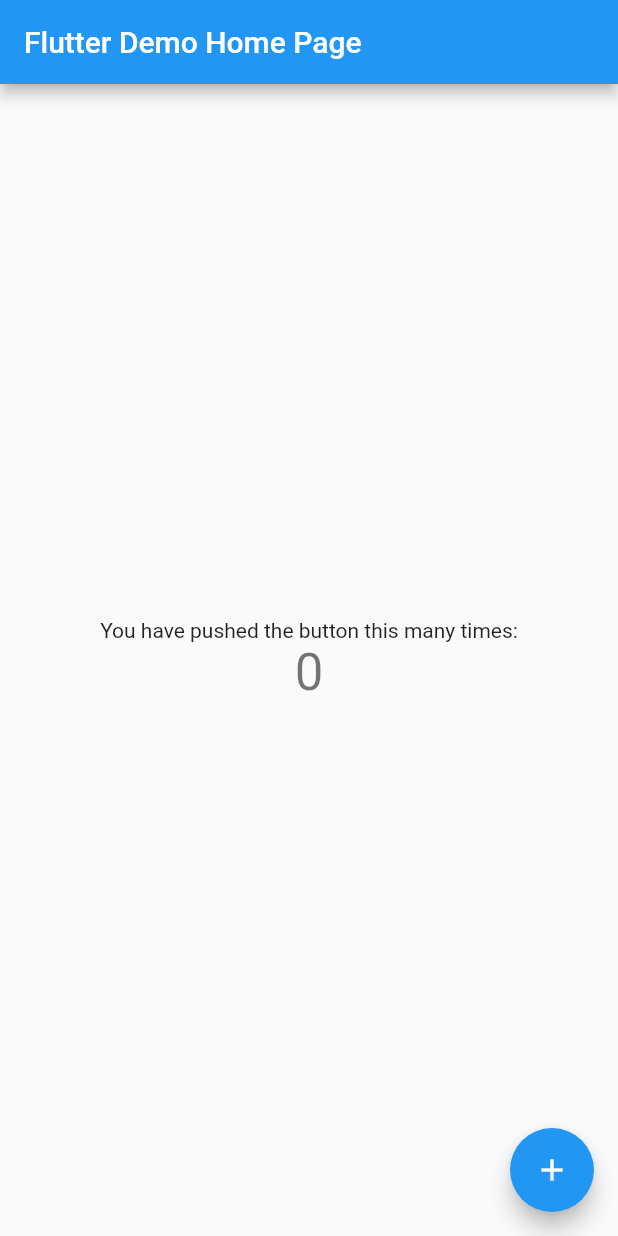
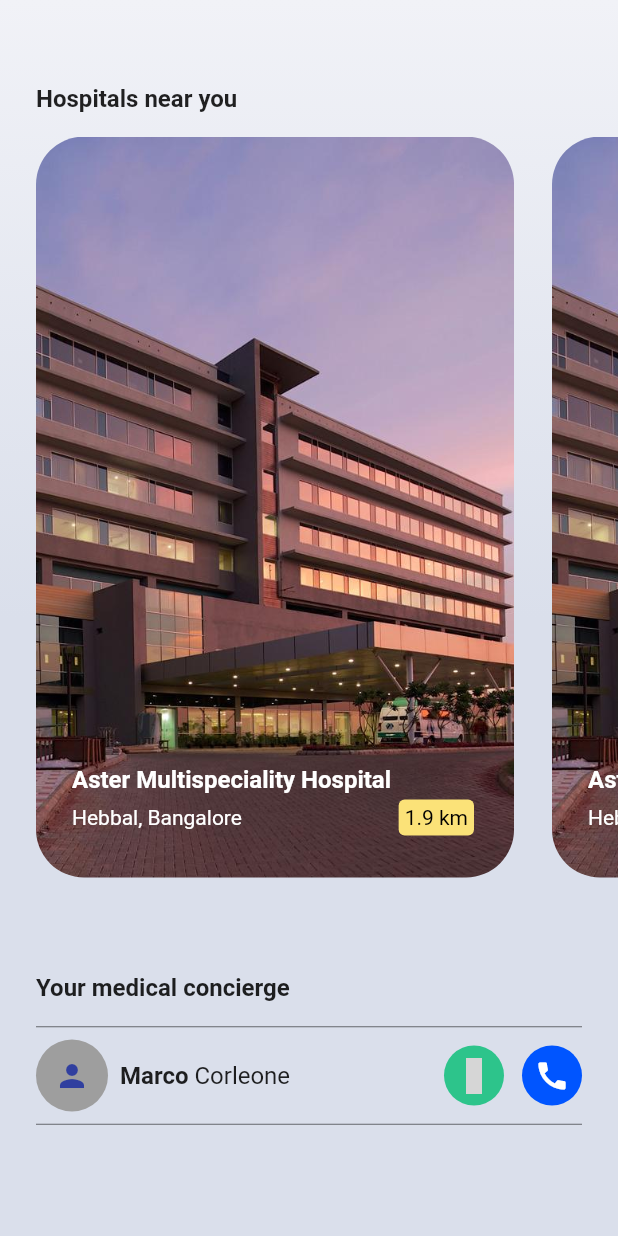
Before and after one commit to ggspark/even_exercise, a Flutter app: the screen it shows after launch, on a phone screen of 412 x 824 dp. Run offline on Flutter 3.47's test engine with Material 2 defaults, Android fonts, the phone set to English and light mode, and no system bars; statements that could not run were skipped; grey boxes are pictures that could not be loaded.

Commit message:
feat: Created home page

```diff
--- /dev/null
+++ b/lib/constants.dart
@@ -0,0 +1,5 @@
+const int darkBackgroundColor = 0xFFDADFEB;
+const int lightBackgroundColor = 0xFFF1F2F7;
+const int yellowColor = 0xFFFBE278;
+const int whatsappGreen = 0xFF2DC48B;
+const int phoneBlue = 0xFF0055FF;
--- a/lib/main.dart
+++ b/lib/main.dart
@@ -1,4 +1,8 @@
+import 'package:even_exercise/constants.dart';
 import 'package:flutter/material.dart';
+
+import 'widgets/concierge_card.dart';
+import 'widgets/hospital_card.dart';
 
 void main() {
   runApp(const MyApp());
@@ -11,105 +15,83 @@
   @override
   Widget build(BuildContext context) {
     return MaterialApp(
-      title: 'Flutter Demo',
+      title: 'Even',
       theme: ThemeData(
-        // This is the theme of your application.
-        //
-        // Try running your application with "flutter run". You'll see the
-        // application has a blue toolbar. Then, without quitting the app, try
-        // changing the primarySwatch below to Colors.green and then invoke
-        // "hot reload" (press "r" in the console where you ran "flutter run",
-        // or simply save your changes to "hot reload" in a Flutter IDE).
-        // Notice that the counter didn't reset back to zero; the application
-        // is not restarted.
-        primarySwatch: Colors.blue,
+        primarySwatch: Colors.indigo,
       ),
-      home: const MyHomePage(title: 'Flutter Demo Home Page'),
+      home: const MyHomePage(),
     );
   }
 }
 
 class MyHomePage extends StatefulWidget {
-  const MyHomePage({super.key, required this.title});
-
-  // This widget is the home page of your application. It is stateful, meaning
-  // that it has a State object (defined below) that contains fields that affect
-  // how it looks.
-
-  // This class is the configuration for the state. It holds the values (in this
-  // case the title) provided by the parent (in this case the App widget) and
-  // used by the build method of the State. Fields in a Widget subclass are
-  // always marked "final".
-
-  final String title;
+  const MyHomePage({super.key});
 
   @override
   State<MyHomePage> createState() => _MyHomePageState();
 }
 
 class _MyHomePageState extends State<MyHomePage> {
-  int _counter = 0;
-
-  void _incrementCounter() {
-    setState(() {
-      // This call to setState tells the Flutter framework that something has
-      // changed in this State, which causes it to rerun the build method below
-      // so that the display can reflect the updated values. If we changed
-      // _counter without calling setState(), then the build method would not be
-      // called again, and so nothing would appear to happen.
-      _counter++;
-    });
-  }
-
   @override
   Widget build(BuildContext context) {
-    // This method is rerun every time setState is called, for instance as done
-    // by the _incrementCounter method above.
-    //
-    // The Flutter framework has been optimized to make rerunning build methods
-    // fast, so that you can just rebuild anything that needs updating rather
-    // than having to individually change instances of widgets.
     return Scaffold(
-      appBar: AppBar(
-        // Here we take the value from the MyHomePage object that was created by
-        // the App.build method, and use it to set our appbar title.
-        title: Text(widget.title),
+      backgroundColor: const Color(lightBackgroundColor),
+      body: Container(
+        alignment: Alignment.center,
+        decoration: const BoxDecoration(
+          gradient: LinearGradient(
+            begin: Alignment.topCenter,
+            end: Alignment.center,
+            colors: <Color>[
+              Color(lightBackgroundColor),
+              Color(darkBackgroundColor),
+            ],
+            tileMode: TileMode.clamp,
           ),
-      body: Center(
-        // Center is a layout widget. It takes a single child and positions it
-        // in the middle of the parent.
+        ),
+        child: SafeArea(
           child: Column(
-          // Column is also a layout widget. It takes a list of children and
-          // arranges them vertically. By default, it sizes itself to fit its
-          // children horizontally, and tries to be as tall as its parent.
-          //
-          // Invoke "debug painting" (press "p" in the console, choose the
-          // "Toggle Debug Paint" action from the Flutter Inspector in Android
-          // Studio, or the "Toggle Debug Paint" command in Visual Studio Code)
-          // to see the wireframe for each widget.
-          //
-          // Column has various properties to control how it sizes itself and
-          // how it positions its children. Here we use mainAxisAlignment to
-          // center the children vertically; the main axis here is the vertical
-          // axis because Columns are vertical (the cross axis would be
-          // horizontal).
-          mainAxisAlignment: MainAxisAlignment.center,
+            mainAxisAlignment: MainAxisAlignment.start,
+            crossAxisAlignment: CrossAxisAlignment.stretch,
+            mainAxisSize: MainAxisSize.max,
             children: <Widget>[
-            const Text(
-              'You have pushed the button this many times:',
+              const SizedBox(height: 48),
+              Padding(
+                padding:
+                    const EdgeInsets.symmetric(horizontal: 24.0, vertical: 8),
+                child: Text(
+                  "Hospitals near you",
+                  style: Theme.of(context)
+                      .textTheme
+                      .titleMedium
+                      ?.copyWith(fontWeight: FontWeight.w700),
                 ),
-            Text(
-              '$_counter',
-              style: Theme.of(context).textTheme.headline4,
               ),
+              SizedBox(
+                height: 510,
+                child: ListView(
+                  scrollDirection: Axis.horizontal,
+                  padding: const EdgeInsets.symmetric(horizontal: 12),
+                  children: const [HospitalCard(), HospitalCard()],
+                ),
+              ),
+              const SizedBox(height: 48),
+              Padding(
+                padding:
+                    const EdgeInsets.symmetric(horizontal: 24.0, vertical: 8),
+                child: Text(
+                  "Your medical concierge",
+                  style: Theme.of(context)
+                      .textTheme
+                      .titleMedium
+                      ?.copyWith(fontWeight: FontWeight.w700),
+                ),
+              ),
+              const ConciergeCard()
             ],
           ),
         ),
-      floatingActionButton: FloatingActionButton(
-        onPressed: _incrementCounter,
-        tooltip: 'Increment',
-        child: const Icon(Icons.add),
-      ), // This trailing comma makes auto-formatting nicer for build methods.
+      ),
     );
   }
 }
--- /dev/null
+++ b/lib/widgets/concierge_card.dart
@@ -0,0 +1,86 @@
+
+import 'package:even_exercise/constants.dart';
+import 'package:flutter/material.dart';
+
+
+class ConciergeCard extends StatelessWidget {
+  const ConciergeCard({
+    Key? key,
+  }) : super(key: key);
+
+  @override
+  Widget build(BuildContext context) {
+    return Padding(
+      padding: const EdgeInsets.symmetric(horizontal: 24.0, vertical: 8),
+      child: Column(
+        children: [
+          const Divider(
+            height: 1,
+            color: Colors.black54,
+          ),
+          const SizedBox(
+            height: 8,
+          ),
+          Row(
+            mainAxisAlignment: MainAxisAlignment.spaceBetween,
+            children: [
+              Row(
+                children: [
+                  const CircleAvatar(
+                    radius: 24,
+                    backgroundColor: Colors.grey,
+                    child: Icon(Icons.person),
+                  ),
+                  const SizedBox(
+                    width: 8,
+                  ),
+                  Text(
+                    "Marco",
+                    style: Theme.of(context)
+                        .textTheme
+                        .titleMedium
+                        ?.copyWith(fontWeight: FontWeight.w700),
+                  ),
+                  Text(
+                    " Corleone",
+                    style: Theme.of(context).textTheme.titleMedium,
+                  ),
+                ],
+              ),
+              Row(
+                children: const [
+                  CircleAvatar(
+                    radius: 20,
+                    backgroundColor: Color(whatsappGreen),
+                    child: Icon(
+                      Icons.whatsapp,
+                      color: Colors.white,
+                    ),
+                  ),
+                  SizedBox(
+                    width: 12,
+                  ),
+                  CircleAvatar(
+                    radius: 20,
+                    backgroundColor: Color(phoneBlue),
+                    child: Icon(
+                      Icons.call,
+                      color: Colors.white,
+                    ),
+                  ),
+                ],
+              ),
+            ],
+          ),
+          const SizedBox(
+            height: 8,
+          ),
+          const Divider(
+            height: 1,
+            color: Colors.black54,
+          ),
+        ],
+      ),
+    );
+  }
+}
--- /dev/null
+++ b/lib/widgets/hospital_card.dart
@@ -0,0 +1,66 @@
+import 'package:even_exercise/constants.dart';
+import 'package:flutter/material.dart';
+
+class HospitalCard extends StatelessWidget {
+  const HospitalCard({
+    Key? key,
+  }) : super(key: key);
+
+  @override
+  Widget build(BuildContext context) {
+    return Container(
+      margin: const EdgeInsets.symmetric(horizontal: 12, vertical: 8),
+      width: 320,
+      child: Stack(children: [
+        Container(
+          decoration: BoxDecoration(
+            borderRadius: BorderRadius.circular(32.0),
+          ),
+          clipBehavior: Clip.antiAlias,
+          child: const Image(
+              image: AssetImage('images/hospital1.jpg'), fit: BoxFit.fill),
+        ),
+        Padding(
+          padding: const EdgeInsets.all(24.0),
+          child: Column(
+            crossAxisAlignment: CrossAxisAlignment.start,
+            mainAxisAlignment: MainAxisAlignment.end,
+            children: [
+              Text(
+                "Aster Multispeciality Hospital",
+                style: Theme.of(context).textTheme.titleMedium?.copyWith(
+                    color: Theme.of(context).colorScheme.onPrimary,
+                    fontWeight: FontWeight.w700),
+              ),
+              Row(
+                crossAxisAlignment: CrossAxisAlignment.center,
+                mainAxisAlignment: MainAxisAlignment.spaceBetween,
+                children: [
+                  Text(
+                    "Hebbal, Bangalore",
+                    style: Theme.of(context).textTheme.bodyMedium?.copyWith(
+                          color: Theme.of(context).colorScheme.onPrimary,
+                        ),
+                  ),
+                  Container(
+                    padding: const EdgeInsets.all(4),
+                    margin: const EdgeInsets.all(4),
+                    decoration: BoxDecoration(
+                        borderRadius: BorderRadius.circular(4.0),
+                        color: const Color(yellowColor)),
+                    child: Text(
+                      "1.9 km",
+                      style: Theme.of(context).textTheme.bodyMedium?.copyWith(
+                            color: Theme.of(context).colorScheme.onSurface,
+                          ),
+                    ),
+                  )
+                ],
+              )
+            ],
+          ),
+        )
+      ]),
+    );
+  }
+}
```
Also changed, not shown: pubspec.yaml (+2 -5 lines), images/hospital1.jpg (added). Lines whose indentation alone changed are shown as unchanged.
